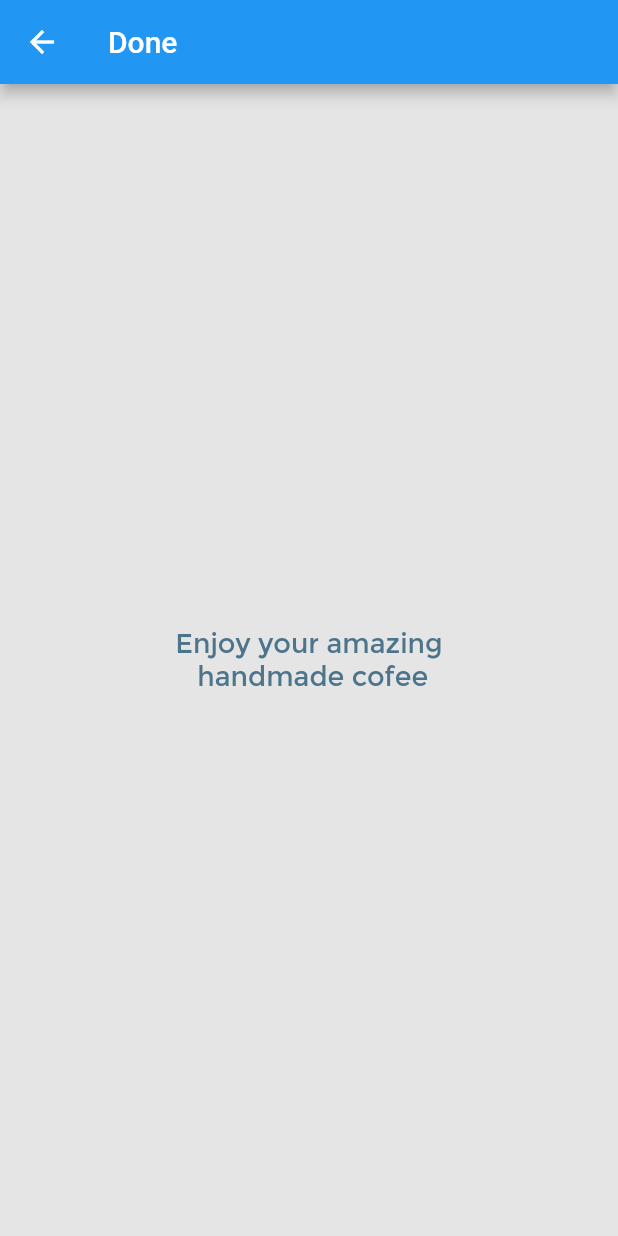
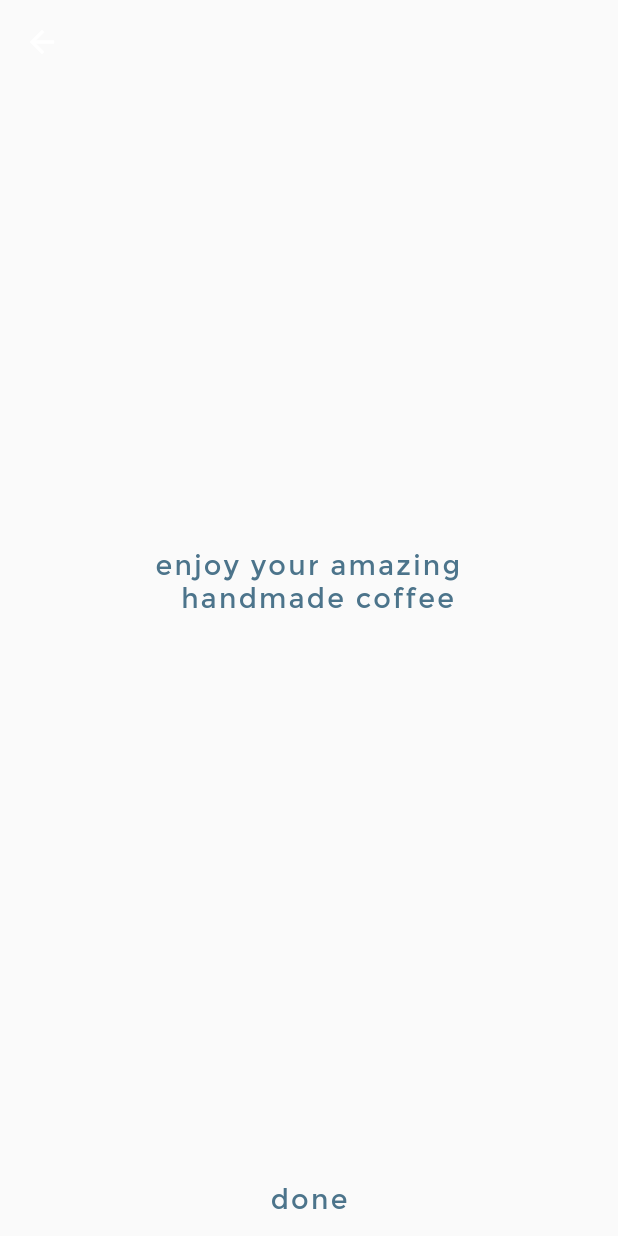
Before and after one commit to b12spirit/HomebrewDripperApp, a Flutter app: the DoneScreen screen opened directly, on a phone screen of 412 x 824 dp. Run offline on Flutter 3.47's test engine with Material 2 defaults, Android fonts, the phone set to English and light mode, and no system bars; our stand-ins replace google_fonts.

Commit message:
Done screen UI and keys are finished

```diff
--- a/lib/screens/done_screen.dart
+++ b/lib/screens/done_screen.dart
@@ -1,30 +1,62 @@
 import 'package:flutter/material.dart';
+import 'package:google_fonts/google_fonts.dart';
+import 'package:homebrew_dripper/screens/recipe_selection_screen.dart';
 
 class DoneScreen extends StatelessWidget {
   @override
   Widget build(BuildContext context) {
     return Scaffold(
-      backgroundColor: Color(0xffE5E5E5),
+      extendBodyBehindAppBar: true,
       appBar: AppBar(
-        title: Text("Done"),
-      ),
-      body: Column(
-        mainAxisAlignment: MainAxisAlignment.center,
-        children: [
-          Container(
-            child: ListTile(
-              title: Text(
-                "Enjoy your amazing" + "\n" + " handmade cofee",
-                textAlign: TextAlign.center,
-                style: TextStyle(
-                    fontFamily: "Montserrat",
-                    fontSize: 18,
-                    color: Color(0xff4C748B)),
+          backgroundColor: Colors.transparent,
+          elevation: 0,
+          ),
+      body: Center(
+          child: Column(mainAxisAlignment: MainAxisAlignment.center, children: [
+        Row(
+          mainAxisAlignment: MainAxisAlignment.center,
+          children: [
+            Expanded(
+              child: Container(
+                child: Column(
+                  children: [],
+                ),
               ),
             ),
+          ],
+        ),
+        Container(
+            child: Expanded(
+          child: Column(
+            mainAxisAlignment: MainAxisAlignment.center,
+            children: <Widget>[
+              Text('''enjoy your amazing
+  handmade coffee''', textAlign: TextAlign.center,
+                  key: Key("Donetxt"),
+                  style: GoogleFonts.montserrat(
+                      textStyle: TextStyle(
+                          color: Color(0xff4C748B),
+                          fontSize: 18,
+                          letterSpacing: 1.5))),
+            ],
           ),
-        ],
-      ),
+        )),
+        TextButton(
+          key: Key("Donebtn"),
+          onPressed: () => {
+            Navigator.push(
+              context,
+              MaterialPageRoute(builder: (context) => RecipeSelectionScreen()),
+            )
+          },
+          child: Text('done',
+              style: GoogleFonts.montserrat(
+                  textStyle: TextStyle(
+                      color: Color(0xff4C748B),
+                      fontSize: 18,
+                      letterSpacing: 1.5))),
+        ),
+      ])),
     );
   }
 }
```
